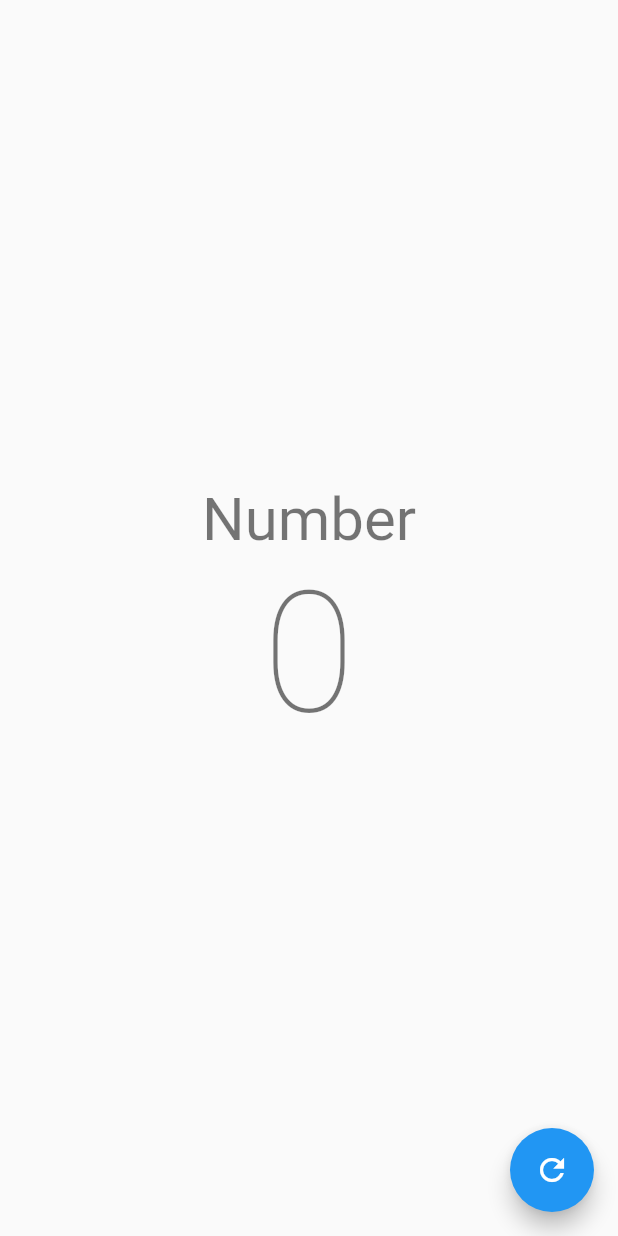
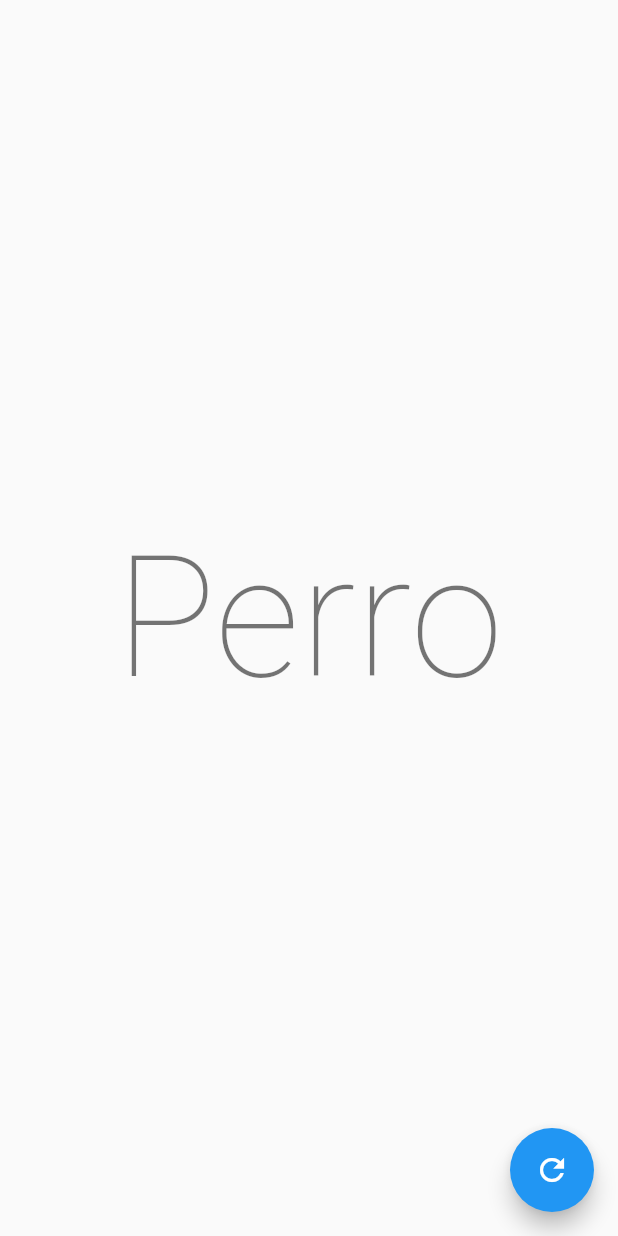
Before and after one commit to charger513/flutter_demos, a Flutter app: the RngAnimationPage screen opened directly, on a phone screen of 412 x 824 dp. Run offline on Flutter 3.47's test engine with Material 2 defaults, Android fonts, the light colour scheme and no system bars; our stand-ins replace google_fonts, syncfusion_flutter_sliders.

Commit message:
Add animation and words

```diff
--- a/lib/rng_animation/ui/pages/rng_animation_page.dart
+++ b/lib/rng_animation/ui/pages/rng_animation_page.dart
@@ -15,6 +15,20 @@ class _RngAnimationPageState extends State<RngAnimationPage>
   int randomNumber = 0;
   int lastAnimationNumber = 0;
   int currentAnimationNumber = 0;
+  late final Animation<int> tween;
+
+  final words = [
+    'Perro',
+    'Gato',
+    'Pájaro',
+    'Avión',
+    'Computadora',
+    'Televisión',
+    'Videojuego',
+    'Agua',
+    'Aire',
+    'Fuego',
+  ];
 
   @override
   void initState() {
@@ -24,7 +38,7 @@ class _RngAnimationPageState extends State<RngAnimationPage>
       vsync: this,
     );
 
-    final tween = IntTween(begin: 0, end: 25).animate(
+    tween = IntTween(begin: 0, end: 25).animate(
         CurvedAnimation(parent: _controller, curve: Curves.easeOutCubic));
 
     // _controller.addListener(() {
@@ -35,12 +49,14 @@ class _RngAnimationPageState extends State<RngAnimationPage>
     // });
 
     tween.addListener(() {
-      debugPrint(tween.value.toString());
+      // debugPrint(words[randomNumber]);
+      // debugPrint(randomNumber.toString());
+      // debugPrint(tween.value.toString());
       getRandomNumberInt(tween.value);
       if (tween.isCompleted) {
         setState(() {
           debugPrint('completed');
-          randomNumber = Random().nextInt(100);
+          randomNumber = Random().nextInt(10);
         });
       }
     });
@@ -54,7 +70,7 @@ class _RngAnimationPageState extends State<RngAnimationPage>
 
   void getRandomNumber(double animationValue) {
     if ((animationValue * 100).round() % 5 == 0) {
-      randomNumber = Random().nextInt(100);
+      randomNumber = Random().nextInt(10);
     }
   }
 
@@ -64,7 +80,7 @@ class _RngAnimationPageState extends State<RngAnimationPage>
       lastAnimationNumber = currentAnimationNumber;
       // if (animationValue % 2 == 0) {
       setState(() {
-        randomNumber = Random().nextInt(100);
+        randomNumber = Random().nextInt(10);
       });
       // }
     }
@@ -83,13 +99,38 @@ class _RngAnimationPageState extends State<RngAnimationPage>
         child: Column(
           mainAxisAlignment: MainAxisAlignment.center,
           children: [
-            Text(
-              'Number',
-              style: Theme.of(context).textTheme.headlineLarge,
-            ),
-            Text(
-              randomNumber.toString(),
-              style: Theme.of(context).textTheme.displayLarge,
+            // Text(
+            //   'Number',
+            //   style: Theme.of(context).textTheme.headlineLarge,
+            // ),
+            Padding(
+              padding: const EdgeInsets.symmetric(horizontal: 20.0),
+              child: AnimatedSwitcher(
+                duration: const Duration(milliseconds: 50),
+                transitionBuilder: (child, animation) {
+                  final position = Tween<Offset>(
+                          begin: animation.status == AnimationStatus.completed
+                              ? const Offset(0, -1)
+                              : const Offset(0, 1),
+                          end: Offset.zero)
+                      .animate(animation);
+                  return FadeTransition(
+                    opacity: animation,
+                    child: SlideTransition(
+                      position: position,
+                      child: child,
+                    ),
+                  );
+                },
+                child: FittedBox(
+                  key: ValueKey(randomNumber * tween.value),
+                  child: Text(
+                    words[randomNumber],
+                    key: ValueKey(randomNumber * tween.value),
+                    style: Theme.of(context).textTheme.displayLarge,
+                  ),
+                ),
+              ),
             ),
           ],
         ),
```
